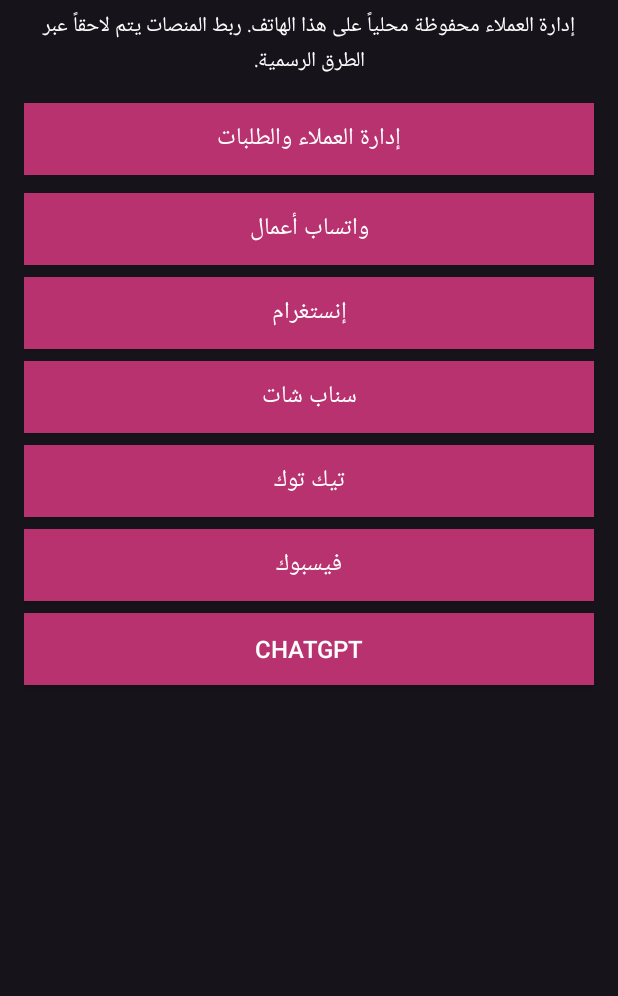
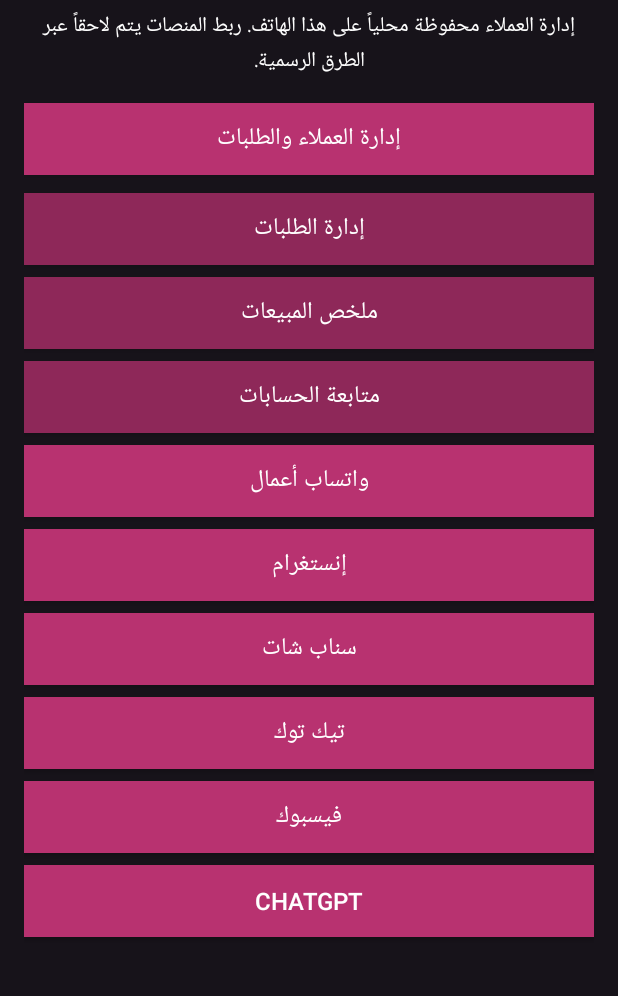
Before and after one commit to omarhal2288-commits/marine-assistant-2026, an Android app: the screen it shows after launch (MainActivity), on a phone screen of 412 x 824 dp, the part 119-1115 px from its top. Run offline under Robolectric (Android 15) with nearby library versions, the phone set to English and light mode, and no system bars.

Commit message:
Add orders sales and account dashboard navigation

```diff
--- a/app/src/main/java/com/marine/assistant/MainActivity.kt
+++ b/app/src/main/java/com/marine/assistant/MainActivity.kt
@@ -61,6 +61,23 @@ class MainActivity : Activity() {
         contactParams.setMargins(0, 6, 0, 12)
         content.addView(contactsButton, contactParams)
 
+        listOf(
+            "إدارة الطلبات" to OrdersActivity::class.java,
+            "ملخص المبيعات" to SalesActivity::class.java,
+            "متابعة الحسابات" to AccountsStatusActivity::class.java
+        ).forEach { (label, screen) ->
+            val button = Button(this).apply {
+                text = label
+                textSize = 16f
+                setTextColor(0xFFFFFFFF.toInt())
+                setBackgroundColor(0xFF8E2859.toInt())
+                setOnClickListener { startActivity(Intent(this@MainActivity, screen)) }
+            }
+            val params = LinearLayout.LayoutParams(-1, ViewGroup.LayoutParams.WRAP_CONTENT)
+            params.setMargins(0, 6, 0, 6)
+            content.addView(button, params)
+        }
+
         apps.forEach { (label, packageName) ->
             val button = Button(this).apply {
                 text = label
```
